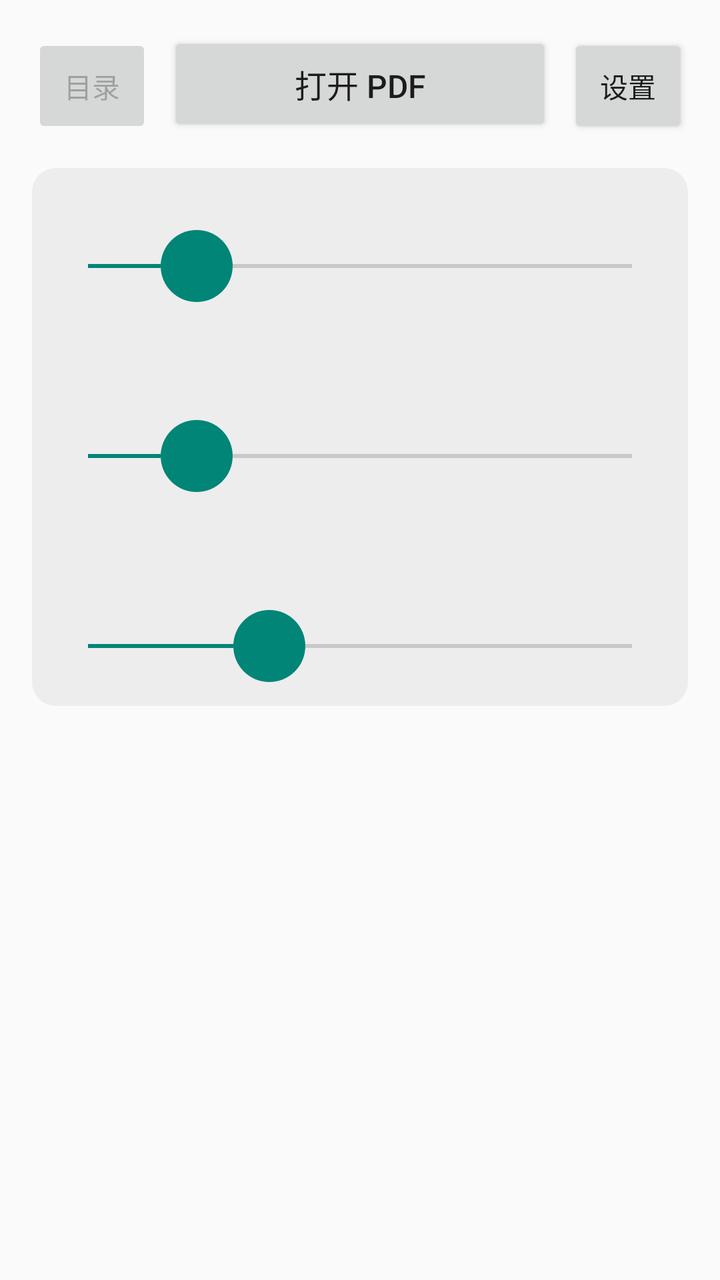
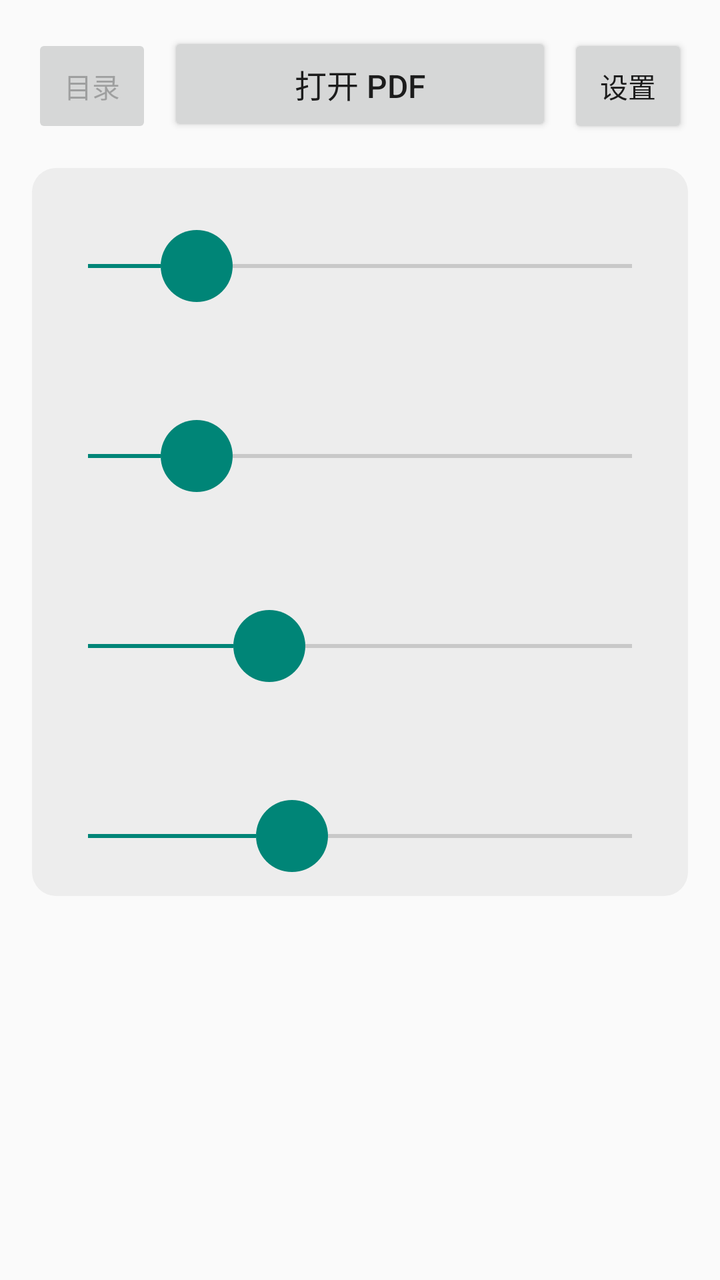

The first picture is an Android layout as it rendered before a commit; the second is the same layout after the commit. The layout source and the unified diff follow.
<!-- AndroidManifest.xml: application theme Theme.PdfReader -->
<!-- res/layout/activity_main.xml -->
<?xml version="1.0" encoding="utf-8"?>
<LinearLayout xmlns:android="http://schemas.android.com/apk/res/android"
    android:id="@+id/rootLayout"
    android:layout_width="match_parent"
    android:layout_height="match_parent"
    android:orientation="vertical"
    android:paddingHorizontal="16dp"
    android:paddingTop="16dp"
    android:paddingBottom="8dp">

    <LinearLayout
        android:layout_width="match_parent"
        android:layout_height="wrap_content"
        android:orientation="horizontal">

        <Button
            android:id="@+id/tocButton"
            android:layout_width="wrap_content"
            android:layout_height="wrap_content"
            android:enabled="false"
            android:minHeight="52dp"
            android:minWidth="0dp"
            android:paddingHorizontal="16dp"
            android:text="@string/toc_button"
            android:textSize="14sp" />

        <Button
            android:id="@+id/openButton"
            android:layout_width="0dp"
            android:layout_height="wrap_content"
            android:layout_marginStart="8dp"
            android:layout_weight="1"
            android:minHeight="52dp"
            android:text="@string/open_pdf"
            android:textSize="16sp" />

        <Button
            android:id="@+id/toggleSettingsButton"
            android:layout_width="wrap_content"
            android:layout_height="wrap_content"
            android:layout_marginStart="8dp"
            android:minHeight="52dp"
            android:minWidth="0dp"
            android:paddingHorizontal="16dp"
            android:text="@string/settings_toggle_hide"
            android:textSize="14sp" />

    </LinearLayout>

    <LinearLayout
        android:id="@+id/settingsPanel"
        android:layout_width="match_parent"
        android:layout_height="wrap_content"
        android:layout_marginTop="16dp"
        android:background="@drawable/bg_settings_panel"
        android:orientation="vertical"
        android:padding="12dp">

        <TextView
            android:id="@+id/fontSizeLabel"
            android:layout_width="match_parent"
            android:layout_height="wrap_content" />

        <SeekBar
            android:id="@+id/fontSizeSeekBar"
            android:layout_width="match_parent"
            android:layout_height="wrap_content"
            android:min="12"
            android:max="32"
            android:progress="16"
            android:thumb="@drawable/seekbar_thumb_large" />

        <TextView
            android:id="@+id/lineSpacingLabel"
            android:layout_width="match_parent"
            android:layout_height="wrap_content"
            android:layout_marginTop="40dp" />

        <SeekBar
            android:id="@+id/lineSpacingSeekBar"
            android:layout_width="match_parent"
            android:layout_height="wrap_content"
            android:min="0"
            android:max="10"
            android:progress="2"
            android:thumb="@drawable/seekbar_thumb_large" />

        <TextView
            android:id="@+id/paddingLabel"
            android:layout_width="match_parent"
            android:layout_height="wrap_content"
            android:layout_marginTop="40dp" />

        <SeekBar
            android:id="@+id/paddingSeekBar"
            android:layout_width="match_parent"
            android:layout_height="wrap_content"
            android:min="8"
            android:max="32"
            android:progress="16"
            android:thumb="@drawable/seekbar_thumb_large" />

    </LinearLayout>

    <ProgressBar
        android:id="@+id/progressBar"
        android:layout_width="match_parent"
        android:layout_height="wrap_content"
        android:layout_marginTop="12dp"
        android:layout_marginBottom="4dp"
        android:indeterminate="true"
        android:visibility="gone" />

    
    <ScrollView
        android:id="@+id/contentScrollView"
        android:layout_width="match_parent"
        android:layout_height="0dp"
        android:layout_marginTop="8dp"
        android:layout_weight="1">

        <LinearLayout
            android:id="@+id/contentContainer"
            android:layout_width="match_parent"
            android:layout_height="wrap_content"
            android:orientation="vertical"
            android:padding="16dp" />

    </ScrollView>

</LinearLayout>
<!-- resources referenced by this layout -->
<resources>
  <!-- drawable bg_settings_panel (drawable) -->
  <?xml version="1.0" encoding="utf-8"?>
  <shape xmlns:android="http://schemas.android.com/apk/res/android"
      android:shape="rectangle">
      <solid android:color="#1F888888" />
      <corners android:radius="12dp" />
  </shape>
  <!-- drawable seekbar_thumb_large (drawable) -->
  <?xml version="1.0" encoding="utf-8"?>
  <shape xmlns:android="http://schemas.android.com/apk/res/android"
      android:shape="oval">
      <solid android:color="?attr/colorControlActivated" />
      <size
          android:width="36dp"
          android:height="36dp" />
  </shape>
  <string name="open_pdf">打开 PDF</string>
  <string name="settings_toggle_hide">设置</string>
  <string name="toc_button">目录</string>
  <style name="Theme.PdfReader" parent="Theme.AppCompat.DayNight.NoActionBar" />
</resources>

<!-- the commit's change to res/layout/activity_main.xml (unified diff, before → after) -->
@@ -100,6 +100,21 @@
             android:progress="16"
             android:thumb="@drawable/seekbar_thumb_large" />
 
+        <TextView
+            android:id="@+id/blockSpacingLabel"
+            android:layout_width="match_parent"
+            android:layout_height="wrap_content"
+            android:layout_marginTop="40dp" />
+
+        <SeekBar
+            android:id="@+id/blockSpacingSeekBar"
+            android:layout_width="match_parent"
+            android:layout_height="wrap_content"
+            android:min="0"
+            android:max="32"
+            android:progress="12"
+            android:thumb="@drawable/seekbar_thumb_large" />
+
     </LinearLayout>
 
     <ProgressBar
@@ -112,20 +127,13 @@
         android:visibility="gone" />
 
     
-    <ScrollView
-        android:id="@+id/contentScrollView"
+    <androidx.recyclerview.widget.RecyclerView
+        android:id="@+id/recyclerView"
         android:layout_width="match_parent"
         android:layout_height="0dp"
         android:layout_marginTop="8dp"
-        android:layout_weight="1">
-
-        <LinearLayout
-            android:id="@+id/contentContainer"
-            android:layout_width="match_parent"
-            android:layout_height="wrap_content"
-            android:orientation="vertical"
-            android:padding="16dp" />
-
-    </ScrollView>
+        android:layout_weight="1"
+        android:clipToPadding="false"
+        android:padding="16dp" />
 
 </LinearLayout>
